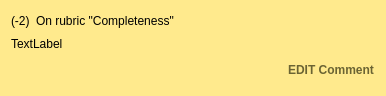
Before: the Qt Designer form TurboGrade/ui/commentcard.ui in wassgha/TurboGrade, drawn with Qt 5.
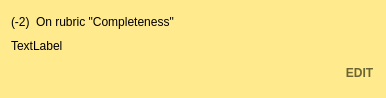
After: the same form once the commit is applied.

The edit to the form file:
```diff
--- a/TurboGrade/ui/commentcard.ui
+++ b/TurboGrade/ui/commentcard.ui
@@ -7,7 +7,7 @@
     <x>0</x>
     <y>0</y>
     <width>386</width>
-    <height>96</height>
+    <height>98</height>
    </rect>
   </property>
   <property name="sizePolicy">
@@ -138,7 +138,7 @@
         <string notr="true"/>
        </property>
        <property name="text">
-        <string>EDIT Comment</string>
+        <string>EDIT</string>
        </property>
        <property name="flat">
         <bool>true</bool>
```
